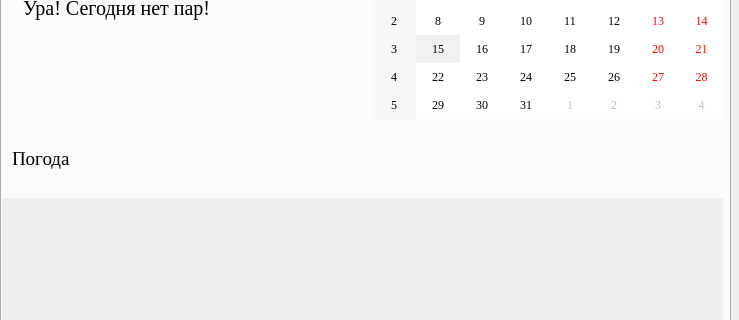
The window that mainwindow.ui (artempal/course_2016) describes before a commit, drawn with Qt 5; both pictures show x 0 to 739 and y 228 to 548 of the 739 by 743 pixel window.
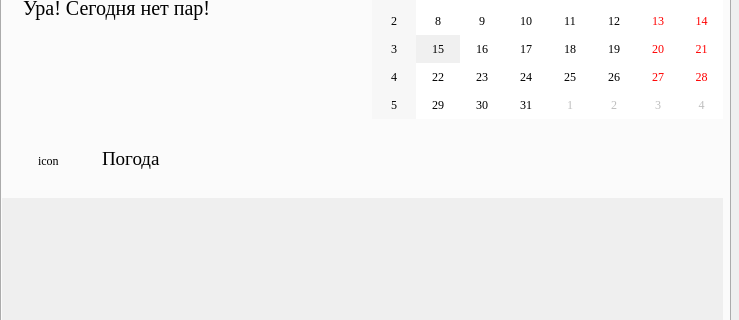
The same window after the commit.

What changed in the file:
```diff
--- a/mainwindow.ui
+++ b/mainwindow.ui
@@ -325,9 +325,9 @@
      <widget class="QLabel" name="weather">
       <property name="geometry">
        <rect>
-        <x>10</x>
+        <x>100</x>
         <y>340</y>
-        <width>691</width>
+        <width>611</width>
         <height>41</height>
        </rect>
       </property>
@@ -342,6 +342,28 @@
        <string>Погода</string>
       </property>
      </widget>
+     <widget class="QLabel" name="weather_icon">
+      <property name="geometry">
+       <rect>
+        <x>36</x>
+        <y>332</y>
+        <width>51</width>
+        <height>61</height>
+       </rect>
+      </property>
+      <property name="text">
+       <string>icon</string>
+      </property>
+     </widget>
+     <zorder>h1_main</zorder>
+     <zorder>label_5</zorder>
+     <zorder>verticalLayoutWidget</zorder>
+     <zorder>scrollArea</zorder>
+     <zorder>calendar</zorder>
+     <zorder>label_12</zorder>
+     <zorder>weather</zorder>
+     <zorder></zorder>
+     <zorder>weather_icon</zorder>
     </widget>
     <widget class="QWidget" name="tab_2">
      <attribute name="title">
```
